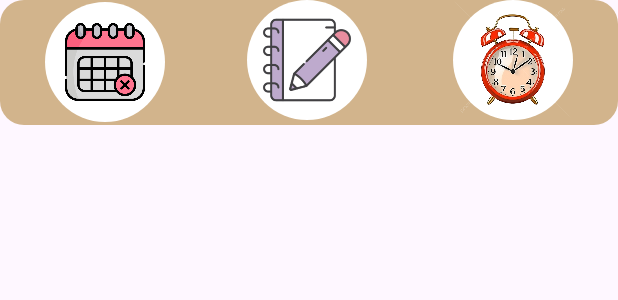
After one commit to AsierTX/TFG, an Android app: the layout fragment_menu.xml on its own in the app's theme, with its tools: preview values and no code run, on a phone screen of 412 x 824 dp. The commit adds this screen. Shown: the top 300 px of the screen. Run offline under Robolectric (Android 15) with nearby library versions, the phone set to English and light mode, and no system bars.

Commit message:
fragment_menu

```diff
--- a/app/build.gradle.kts
+++ b/app/build.gradle.kts
@@ -37,6 +37,7 @@ android {
 
 dependencies {
 
+    implementation ("com.prolificinteractive:material-calendarview:2.0.1")
     implementation("androidx.core:core-ktx:1.9.0")
     implementation("androidx.appcompat:appcompat:1.6.1")
     implementation("com.google.android.material:material:1.11.0")
--- a/app/src/main/AndroidManifest.xml
+++ b/app/src/main/AndroidManifest.xml
@@ -13,6 +13,9 @@
         android:theme="@style/Theme.TFGTxurdinaga"
         tools:targetApi="31">
         <activity
+            android:name=".calendario"
+            android:exported="false" />
+        <activity
             android:name=".MainActivity"
             android:exported="true">
             <intent-filter>
--- /dev/null
+++ b/app/src/main/res/drawable/circle_background.xml
@@ -0,0 +1,3 @@
+<shape xmlns:android="http://schemas.android.com/apk/res/android" android:shape="oval">
+    <solid android:color="#FFFFFF"/>
+</shape>
--- /dev/null
+++ b/app/src/main/res/drawable/rounded_background.xml
@@ -0,0 +1,4 @@
+<shape xmlns:android="http://schemas.android.com/apk/res/android">
+    <corners android:radius="16dp"/>
+    <solid android:color="#D2B48C"/>
+</shape>
--- /dev/null
+++ b/app/src/main/res/layout/fragment_menu.xml
@@ -0,0 +1,45 @@
+<RelativeLayout xmlns:android="http://schemas.android.com/apk/res/android"
+    xmlns:tools="http://schemas.android.com/tools"
+    android:layout_width="match_parent"
+    android:layout_height="wrap_content"
+    android:background="@drawable/rounded_background">
+
+    <ImageButton
+        android:id="@+id/btnOption1"
+        android:layout_width="80dp"
+        android:layout_height="80dp"
+        android:layout_alignParentStart="true"
+        android:layout_alignParentTop="true"
+        android:layout_marginStart="30dp"
+        android:layout_marginTop="1dp"
+        android:layout_marginEnd="16dp"
+        android:layout_marginBottom="2dp"
+        android:background="@drawable/circle_background"
+        android:src="@drawable/calendario"
+        android:scaleType="centerCrop"
+        android:padding="13dp"
+        tools:ignore="ContentDescription" />
+
+
+    <ImageButton
+        android:id="@+id/btnOption2"
+        android:layout_width="80dp"
+        android:layout_height="80dp"
+        android:layout_marginEnd="57dp"
+        android:layout_toStartOf="@+id/btnOption3"
+        android:background="@drawable/circle_background"
+        android:src="@drawable/libreta"
+        android:scaleType="centerCrop"
+        tools:ignore="ContentDescription"/>
+
+    <ImageButton
+        android:id="@+id/btnOption3"
+        android:layout_width="80dp"
+        android:layout_height="80dp"
+        android:layout_alignParentEnd="true"
+        android:layout_marginEnd="30dp"
+        android:background="@drawable/circle_background"
+        android:src="@drawable/despertador"
+        android:scaleType="centerCrop"
+        tools:ignore="ContentDescription"/>
+</RelativeLayout>
--- a/app/src/main/res/values/strings.xml
+++ b/app/src/main/res/values/strings.xml
@@ -1,3 +1,5 @@
 <resources>
     <string name="app_name">TFG Txurdinaga</string>
+    <!-- TODO: Remove or change this placeholder text -->
+    <string name="hello_blank_fragment">Hello blank fragment</string>
 </resources>
```
Also changed, not shown: app/src/main/java/com/example/tfgtxurdinaga/Fragment_menu.kt (added, +59 -0 lines), app/src/main/res/drawable/calendario.png (added), app/src/main/res/drawable/despertador.png (added), app/src/main/res/drawable/libreta.png (added).
